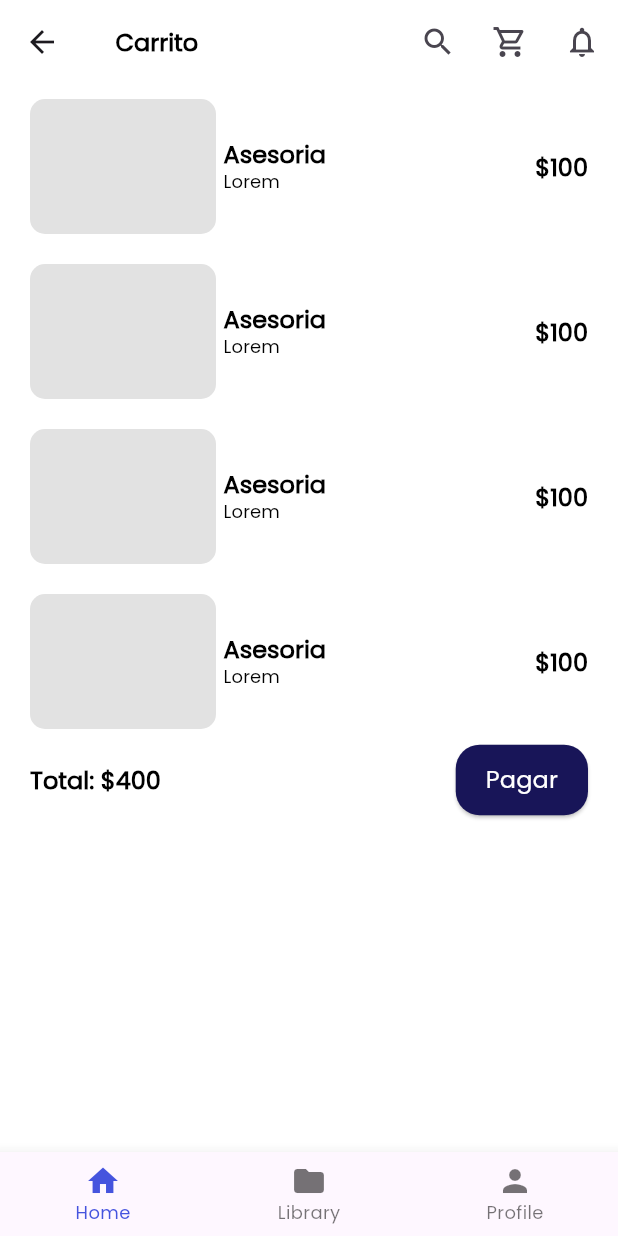
After one commit to edualt/ViAcademy, a Flutter app: the Cart screen opened directly, on a phone screen of 412 x 824 dp. The commit adds this screen. Run offline on Flutter 3.47's test engine with Material 3 defaults, Android fonts, the light colour scheme and no system bars.

Commit message:
add library, cart and search screens

```diff
--- /dev/null
+++ b/lib/screens/cart_screen.dart
@@ -0,0 +1,81 @@
+import 'package:academy/widgets/cart_items_widget.dart';
+import 'package:academy/widgets/home_appbar_widget.dart';
+import 'package:academy/widgets/home_bottom_bar_widget.dart';
+import 'package:flutter/cupertino.dart';
+import 'package:flutter/material.dart';
+
+class Cart extends StatefulWidget {
+  const Cart({super.key});
+
+  @override
+  State<Cart> createState() => _CartState();
+}
+
+class _CartState extends State<Cart> {
+  @override
+  Widget build(BuildContext context) {
+    return Scaffold(
+    body: SingleChildScrollView(
+      child: Column(
+        children: [
+          const HomeAppBar(
+            welcomeText: "Carrito",
+          ),
+          for (var i = 1; i <= 4; i++)
+            const CartItemsWidget(title: "Asesoria", subtitle: "Lorem", price: 100,),
+          Padding(
+            padding: const EdgeInsets.symmetric(horizontal: 20),
+            child: Row(
+              children: [
+                Text(
+                  "Total: \$400",
+                  style: Theme.of(context)
+                      .textTheme
+                      .titleLarge!
+                      .apply(color: Colors.black),
+                ),
+                Expanded(
+                  child: Column(
+                    crossAxisAlignment: CrossAxisAlignment.stretch,
+                    children: [
+                      Row(
+                        mainAxisAlignment: MainAxisAlignment
+                            .end, // Alinear elementos al final (derecha)
+                        children: [
+                          Expanded(
+                              child:
+                              Container()), // Espacio flexible para empujar el botón hacia la derecha
+                          ElevatedButton(
+                            onPressed: () {
+                              // Acción a realizar al presionar el botón
+                            },
+                            style: ElevatedButton.styleFrom(
+                              backgroundColor:
+                              const Color(0xFF181558), // Color de fondo
+                              foregroundColor: Colors.white, // Color del texto
+                              shape: RoundedRectangleBorder(
+                                borderRadius: BorderRadius.circular(
+                                    16), // Bordes redondeados
+                              ),
+                              padding: const EdgeInsets.symmetric(
+                                  horizontal: 20,
+                                  vertical: 12), // Padding interno
+                            ),
+                            child: const Text('Pagar',
+                                style: TextStyle(fontSize: 16)),
+                          ),
+                        ],
+                      ),
+                    ],
+                  ),
+                ),
+              ],
+            ),
+          )
+        ],
+      ),
+    ),
+    bottomNavigationBar: HomeBottomBar(),
+    );
+  }
+}
--- /dev/null
+++ b/lib/screens/library_screen.dart
@@ -0,0 +1,32 @@
+import 'package:academy/widgets/home_appbar_widget.dart';
+import 'package:academy/widgets/home_bottom_bar_widget.dart';
+import 'package:academy/widgets/library_items_widget.dart';
+import 'package:flutter/cupertino.dart';
+import 'package:flutter/material.dart';
+
+class Library extends StatefulWidget {
+  const Library({super.key});
+
+  @override
+  State<Library> createState() => _LibraryState();
+}
+
+class _LibraryState extends State<Library> {
+  @override
+  Widget build(BuildContext context) {
+    return Scaffold(
+      body: SingleChildScrollView(
+        child: Column(
+          children: [
+            const HomeAppBar(
+              welcomeText: "Asesorias compradas",
+            ),
+            for (var i = 1; i <= 10; i++)
+              const LibraryItemsWidget(title: "Asesoria", subtitle: "Lorem")
+          ],
+        ),
+      ),
+      bottomNavigationBar: const HomeBottomBar(),
+    );
+  }
+}
--- /dev/null
+++ b/lib/widgets/cart_items_widget.dart
@@ -0,0 +1,88 @@
+import 'package:flutter/material.dart';
+
+class CartItemsWidget extends StatelessWidget {
+  final String subtitle;
+  final String title;
+  final int price;
+  final String? imageUrl;
+  // final VoidCallback onPressed;
+
+  const CartItemsWidget({
+    Key? key,
+    required this.subtitle,
+    required this.title,
+    required this.price,
+    this.imageUrl,
+    // required this.onPressed,
+  }) : super(key: key);
+
+  @override
+  Widget build(BuildContext context) {
+    return Padding(
+      padding: const EdgeInsets.symmetric(horizontal: 20, vertical: 10),
+      child: Row(
+        children: [
+          Expanded(
+            child: Column(
+              crossAxisAlignment: CrossAxisAlignment.stretch,
+              children: [
+                Container(
+                  width: double.infinity,
+                  height: 90,
+                  decoration: BoxDecoration(
+                    color: Colors.grey.withOpacity(0.3),
+                    borderRadius: BorderRadius.circular(10),
+                    // image: const DecorationImage(image: image),
+                  ),
+                ),
+              ],
+            ),
+          ),
+          Expanded(
+              child: Padding(
+                padding: const EdgeInsets.only(left: 5),
+                child: Column(
+                  crossAxisAlignment: CrossAxisAlignment.start,
+                  children: [
+                    Text(
+                      title,
+                      style: Theme.of(context)
+                          .textTheme
+                          .titleLarge!
+                          .apply(color: Colors.black),
+                    ),
+                    Text(
+                      subtitle,
+                      style: Theme.of(context)
+                          .textTheme
+                          .labelLarge!
+                          .apply(color: Colors.black),
+                    ),
+                  ],
+                ),
+              )
+          ),
+          Expanded(
+            child: Column(
+              crossAxisAlignment: CrossAxisAlignment.stretch,
+              children: [
+                Row(
+                  mainAxisAlignment: MainAxisAlignment.end, // Alinear elementos al final (derecha)
+                  children: [
+                    Text(
+                      '\$$price',
+                      style: Theme.of(context)
+                          .textTheme
+                          .titleLarge!
+                          .apply(color: Colors.black),
+                    ),
+                  ],
+                ),
+              ],
+            ),
+          ),
+        ],
+      ),
+    );
+  }
+}
--- a/lib/widgets/home_appbar.dart
+++ b/lib/widgets/home_appbar_widget.dart
@@ -2,9 +2,14 @@ import 'package:flutter/cupertino.dart';
 import 'package:flutter/material.dart';
 
 class HomeAppBar extends StatelessWidget {
+  final String? greetingText;
+  final String welcomeText;
+
   const HomeAppBar({
-    super.key,
-  });
+    Key? key,
+    this.greetingText,
+    required this.welcomeText,
+  }) : super(key: key);
 
   @override
   Widget build(BuildContext context) {
@@ -21,15 +26,16 @@ class HomeAppBar extends StatelessWidget {
                 child: Column(
                   crossAxisAlignment: CrossAxisAlignment.start,
                   children: [
+                    if (greetingText != null) // Verificar si greetingText no es nulo
                       Text(
-                      "Hola Jose",
+                        greetingText!,
                         style: Theme.of(context)
                             .textTheme
                             .labelLarge!
                             .apply(color: Colors.black),
                       ),
                     Text(
-                      "Bienvenido a ViAcademy",
+                      welcomeText,
                       style: Theme.of(context)
                           .textTheme
                           .titleLarge!
--- a/pubspec.yaml
+++ b/pubspec.yaml
@@ -19,7 +19,7 @@ publish_to: 'none' # Remove this line if you wish to publish to pub.dev
 version: 1.0.0+1
 
 environment:
-  sdk: '>=3.3.0 <4.0.0'
+  sdk: '>=3.0.0 <4.0.0'
 
 # Dependencies specify other packages that your package needs in order to work.
 # To automatically upgrade your package dependencies to the latest versions
```
Also changed, not shown: lib/main.dart (+7 -2 lines), lib/screens/home_screen.dart (renamed from lib/screens/home.dart, +6 -4 lines), lib/screens/search_screen.dart (added, +32 -0 lines), lib/widgets/library_items_widget.dart (added, +94 -0 lines), lib/widgets/search_appbar_widget.dart (added, +21 -0 lines), lib/widgets/search_input_widget.dart (added, +37 -0 lines), lib/widgets/search_items_widget.dart (added, +67 -0 lines), lib/widgets/home_bottom_bar_widget.dart (renamed from lib/widgets/home_bottom_bar.dart), pubspec.lock. Lines whose indentation alone changed are shown as unchanged.
